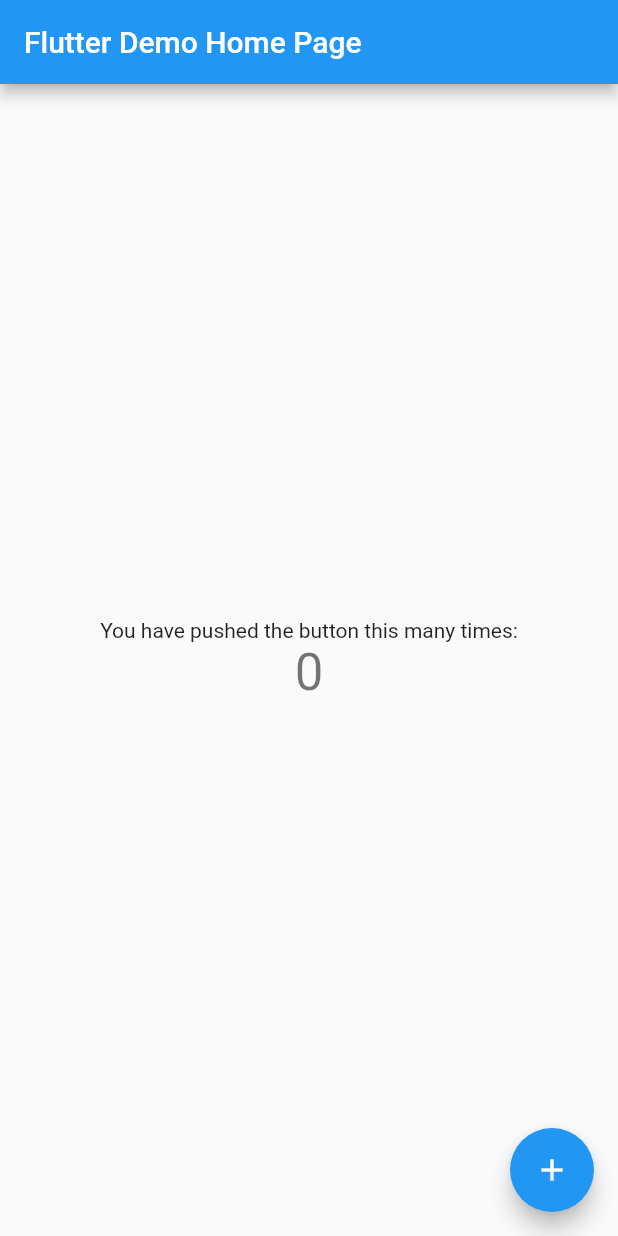
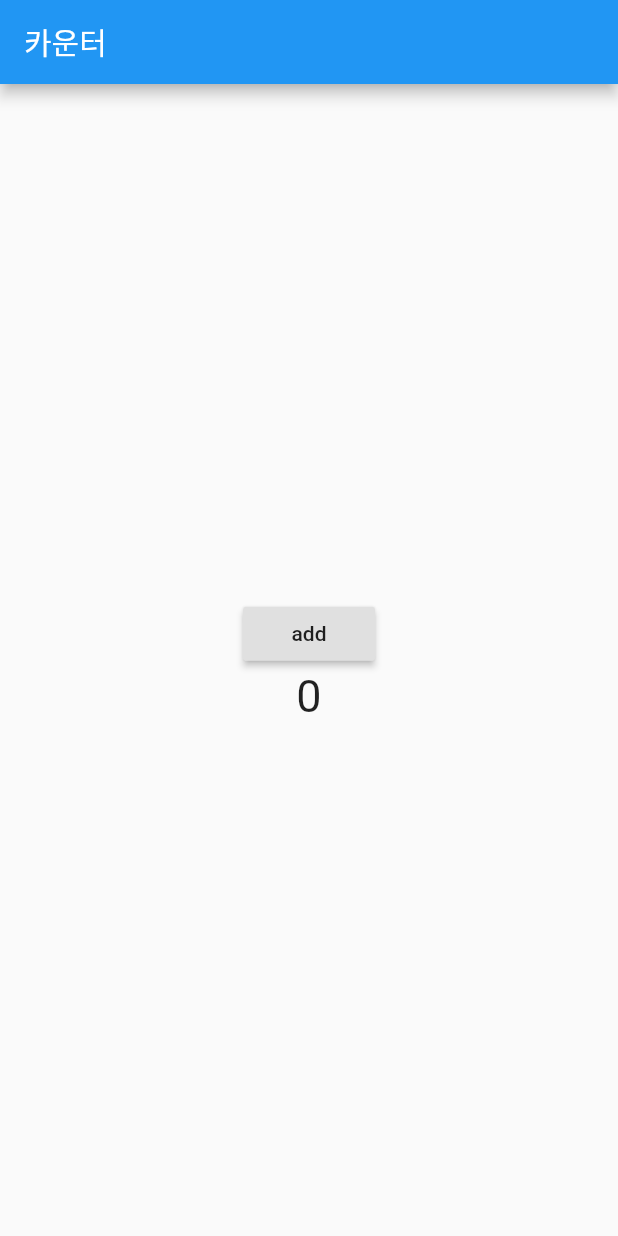
Before and after one commit to jiyeonjoy/flutter_counter, a Flutter app: the screen it shows after launch, on a phone screen of 412 x 824 dp. Run offline on Flutter 3.47's test engine with Material 2 defaults, Android fonts, the phone set to English and light mode, and no system bars; our stand-ins replace rxdart.

Commit message:
RxDart, BehaviorSubject 추가

```diff
--- a/lib/main.dart
+++ b/lib/main.dart
@@ -1,4 +1,5 @@
 import 'package:flutter/material.dart';
+import 'package:rxdart/rxdart.dart';
 
 void main() => runApp(MyApp());
 
@@ -11,92 +12,62 @@ class MyApp extends StatelessWidget {
 
         primarySwatch: Colors.blue,
       ),
-      home: MyHomePage(title: 'Flutter Demo Home Page'),
+      home: Scaffold(
+        appBar: AppBar(
+          title: Text('카운터'),
+        ),
+        body: Counter(),
+      ),
     );
   }
 }
 
-class MyHomePage extends StatefulWidget {
-  MyHomePage({Key key, this.title}) : super(key: key);
-
-  // This widget is the home page of your application. It is stateful, meaning
-  // that it has a State object (defined below) that contains fields that affect
-  // how it looks.
-
-  // This class is the configuration for the state. It holds the values (in this
-  // case the title) provided by the parent (in this case the App widget) and
-  // used by the build method of the State. Fields in a Widget subclass are
-  // always marked "final".
-
-  final String title;
+class Counter extends StatefulWidget {
 
   @override
-  _MyHomePageState createState() => _MyHomePageState();
+  _CounterState createState() => _CounterState();
 }
 
-class _MyHomePageState extends State<MyHomePage> {
-  int _counter = 0;
+class _CounterState extends State<Counter> {
+  // 최종값을 저장하는 것임.
+  final counterSubject = BehaviorSubject<int>();
 
-  void _incrementCounter() {
-    setState(() {
-      // This call to setState tells the Flutter framework that something has
-      // changed in this State, which causes it to rerun the build method below
-      // so that the display can reflect the updated values. If we changed
-      // _counter without calling setState(), then the build method would not be
-      // called again, and so nothing would appear to happen.
-      _counter++;
-    });
-  }
+  int counter = 0;
 
   @override
   Widget build(BuildContext context) {
-    // This method is rerun every time setState is called, for instance as done
-    // by the _incrementCounter method above.
-    //
-    // The Flutter framework has been optimized to make rerunning build methods
-    // fast, so that you can just rebuild anything that needs updating rather
-    // than having to individually change instances of widgets.
-    return Scaffold(
-      appBar: AppBar(
-        // Here we take the value from the MyHomePage object that was created by
-        // the App.build method, and use it to set our appbar title.
-        title: Text(widget.title),
+    return Center(
+      child: Column(
+        mainAxisAlignment: MainAxisAlignment.center,
+        children: <Widget>[
+          RaisedButton(
+            child: Text('add'),
+            onPressed: () {
+              // 버튼누르면 1씩 올라감
+              counterSubject.add(++counter);
+            },
+          ),
+          StreamBuilder<int> (
+            // 스트림 지원함. 흐름을 읽는 것임.
+            stream: counterSubject.stream,
+            // 초기값 지정
+            initialData: 0,
+            builder: (context, snapshot) {
+              if(snapshot.hasData) {
+                return Text(
+                  '${snapshot.data}',
+                  style: TextStyle(fontSize: 30),
+                );
+              } else {
+                return Text(
+                  'dd'
+                );
+              }
+
+            },
+          )
+        ],
       ),
-      body: Center(
-        // Center is a layout widget. It takes a single child and positions it
-        // in the middle of the parent.
-        child: Column(
-          // Column is also a layout widget. It takes a list of children and
-          // arranges them vertically. By default, it sizes itself to fit its
-          // children horizontally, and tries to be as tall as its parent.
-          //
-          // Invoke "debug painting" (press "p" in the console, choose the
-          // "Toggle Debug Paint" action from the Flutter Inspector in Android
-          // Studio, or the "Toggle Debug Paint" command in Visual Studio Code)
-          // to see the wireframe for each widget.
-          //
-          // Column has various properties to control how it sizes itself and
-          // how it positions its children. Here we use mainAxisAlignment to
-          // center the children vertically; the main axis here is the vertical
-          // axis because Columns are vertical (the cross axis would be
-          // horizontal).
-          mainAxisAlignment: MainAxisAlignment.center,
-          children: <Widget>[
-            Text(
-              'You have pushed the button this many times:',
-            ),
-            Text(
-              '$_counter',
-              style: Theme.of(context).textTheme.display1,
-            ),
-          ],
-        ),
-      ),
-      floatingActionButton: FloatingActionButton(
-        onPressed: _incrementCounter,
-        tooltip: 'Increment',
-        child: Icon(Icons.add),
-      ), // This trailing comma makes auto-formatting nicer for build methods.
     );
   }
 }
--- a/pubspec.yaml
+++ b/pubspec.yaml
@@ -23,6 +23,7 @@ dependencies:
   # The following adds the Cupertino Icons font to your application.
   # Use with the CupertinoIcons class for iOS style icons.
   cupertino_icons: ^0.1.2
+  rxdart: ^0.22.6
 
 dev_dependencies:
   flutter_test:
```
Also changed, not shown: pubspec.lock.
